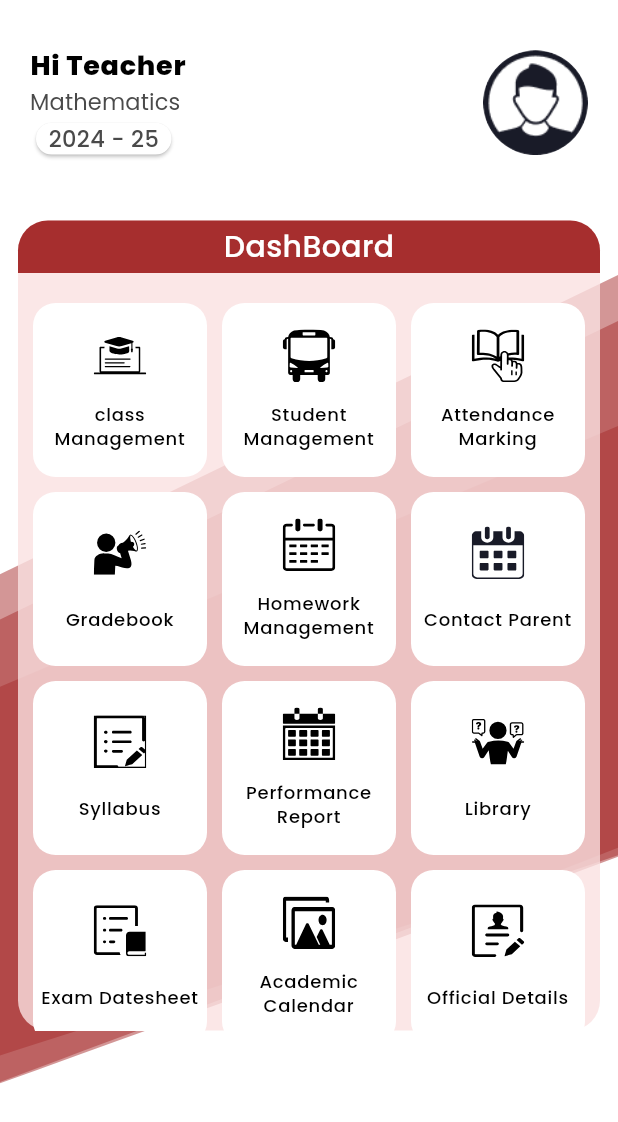
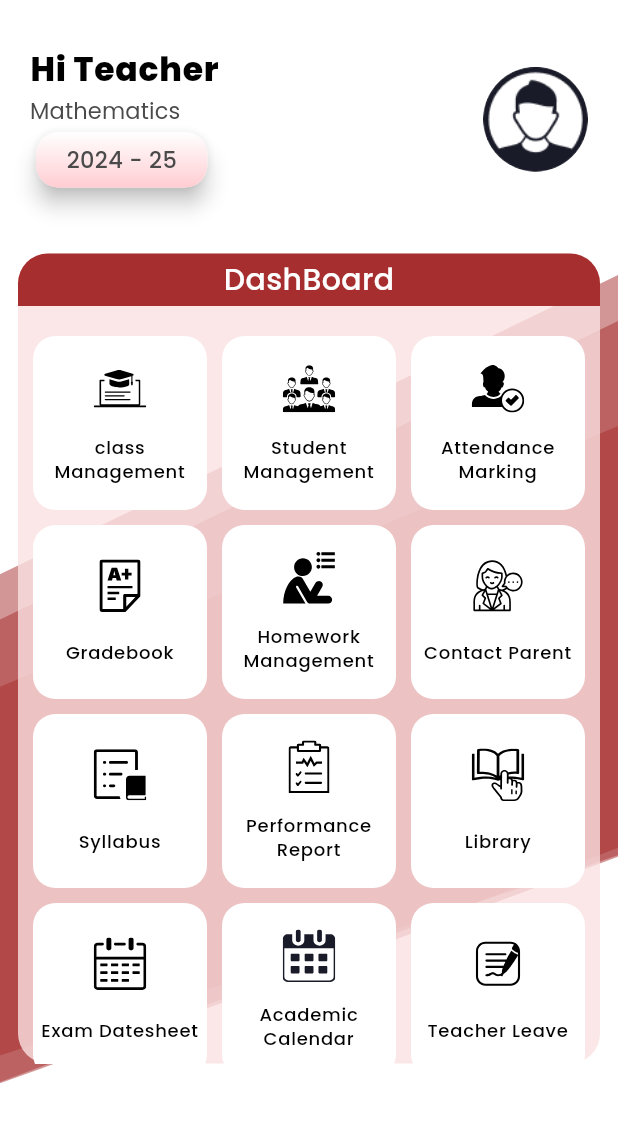
Before and after one commit to lrdpublicschooldevs/LRD-Public-School, a Flutter app: the screen it shows after launch, on a phone screen of 412 x 824 dp. Shown: the top 1122 px of the screen. Run offline on Flutter 3.47's test engine with Material 3 defaults, Android fonts, the phone set to English and light mode, and no system bars; our stand-ins replace dropdown_button2, expandable, flutter_svg, get, percent_indicator.

Commit message:
minor updates in teacher dashboard

```diff
--- a/lib/Config/images.dart
+++ b/lib/Config/images.dart
@@ -18,7 +18,7 @@ class AssetsIamge {
   static const dLibrarySVG = "$iconsPath/library.svg";
   static const dLogoutSVG = "$iconsPath/logout.svg";
   static const dNotificationSVG = "$iconsPath/notification.svg";
-  static const dOfficialDetailsSVG = "$iconsPath/officailDetails.svg";
+  static const dOfficialDetailsSVG = "$iconsPath/officialDetail.svg";
   static const dReportCardSVG = "$iconsPath/reportCard.svg";
   static const dStudentLeaveSVG = "$iconsPath/studentLeave.svg";
   static const dSyllabusSVG = "$iconsPath/syllabus.svg";
@@ -29,8 +29,11 @@ class AssetsIamge {
   static const tStdMngSVG = "$iconsPath/TDashboardIcon/stundentManagement.svg";
   static const tAttdMarkingSVG = "$iconsPath/TDashboardIcon/attendanceMarking.svg";
   static const tGradeBookSVG = "$iconsPath/TDashboardIcon/gradeBook.svg";
-  static const tHomeworkManagementSVG = "$iconsPath/TDashboardIcon/homeworkManagement.svg.svg";
+  static const tHomeworkMngSVG = "$iconsPath/TDashboardIcon/homeworkManagement.svg";
   static const tContactParentSVG = "$iconsPath/TDashboardIcon/contactParents.svg";
+  static const tPerformanceRprtSVG = "$iconsPath/TDashboardIcon/performance.svg";
+  static const tLeaveAplicationSVG = "$iconsPath/TDashboardIcon/application.svg";
+  static const tChangePasswordSVG = "$iconsPath/TDashboardIcon/changePassword.svg";
 
 // --- images path file ---
   static const forgotImg = "$imagesPath/forgot.png";
--- a/lib/Config/theme.dart
+++ b/lib/Config/theme.dart
@@ -24,7 +24,7 @@ var lightTheme = ThemeData(
     headlineLarge: TextStyle(fontSize: 36, color: textBold, fontFamily: "Poppins", fontWeight: FontWeight.w800),
     headlineMedium: TextStyle(fontSize: 32, color: textMedium, fontFamily: "Poppins", fontWeight: FontWeight.w600),
     headlineSmall: TextStyle(fontSize: 24, color: Color(0xFFAFAFAF), fontFamily: "Poppins", fontWeight: FontWeight.w600),
-    bodyLarge: TextStyle(fontSize: 18, color: textBold, fontFamily: "Poppins", fontWeight: FontWeight.w800),
+    bodyLarge: TextStyle(fontSize: 22, color: textBold, fontFamily: "Poppins", fontWeight: FontWeight.w800),
     bodyMedium: TextStyle(fontSize: 15, color: textMedium, fontFamily: "Poppins", fontWeight: FontWeight.w500),
     labelLarge: TextStyle(fontSize: 15, color: textMedium, fontFamily: "Poppins", fontWeight: FontWeight.w400),
     labelMedium: TextStyle(fontSize: 12, color: textBold, fontFamily: "Poppins", fontWeight: FontWeight.w500),
--- a/lib/Pages/TeacherPages/widgets/DashboardBody.dart
+++ b/lib/Pages/TeacherPages/widgets/DashboardBody.dart
@@ -63,39 +63,39 @@ class TDashboardBody extends StatelessWidget {
                     children: [
                       DashboardBox(
                           context, () {}, AssetsIamge.tClassMngSVG, "class Management"),
-                      DashboardBox(context, () {}, AssetsIamge.dTransportSVG,
+                      DashboardBox(context, () {}, AssetsIamge.tStdMngSVG,
                           "Student Management"),
                       DashboardBox(
-                          context, () {}, AssetsIamge.dLibrarySVG, "Attendance Marking"),
-                      DashboardBox(context, () {}, AssetsIamge.dNotificationSVG,
+                          context, () {}, AssetsIamge.tAttdMarkingSVG, "Attendance Marking"),
+                      DashboardBox(context, () {}, AssetsIamge.tGradeBookSVG,
                           "Gradebook"),
                       DashboardBox(context, () {
                         Get.to(ExamPage());
-                      }, AssetsIamge.dExamDatesheetSVG, "Homework Management"),
+                      }, AssetsIamge.tHomeworkMngSVG, "Homework Management"),
                       DashboardBox(context, () {},
-                          AssetsIamge.dAcademyCalenderSVG, "Contact Parent"),
+                          AssetsIamge.tContactParentSVG, "Contact Parent"),
                       DashboardBox(context, () {
                         Get.to(LeaveForm());
-                      }, AssetsIamge.dStudentLeaveSVG, "Syllabus "),
-                      DashboardBox(context, () {}, AssetsIamge.dTimeTableSVG,
+                      }, AssetsIamge.dSyllabusSVG, "Syllabus "),
+                      DashboardBox(context, () {}, AssetsIamge.tPerformanceRprtSVG,
                           "Performance Report"),
-                      DashboardBox(context, () {}, AssetsIamge.dAskDoubtSVG,
+                      DashboardBox(context, () {}, AssetsIamge.dLibrarySVG,
                           "Library"),
                       DashboardBox(
-                          context, () {}, AssetsIamge.dSyllabusSVG, "Exam Datesheet"),
+                          context, () {}, AssetsIamge.dExamDatesheetSVG, "Exam Datesheet"),
                       DashboardBox(
-                          context, () {}, AssetsIamge.dGallerySVG, "Academic Calendar"),
+                          context, () {}, AssetsIamge.dAcademyCalenderSVG, "Academic Calendar"),
                       DashboardBox(context, () {},
-                          AssetsIamge.dOfficialDetailsSVG, "Official Details"),
-                      DashboardBox(context, () {}, AssetsIamge.dClassTeacherSVG,
-                          "   Class\nTeachers"),
-                      DashboardBox(context, () {}, AssetsIamge.dReportCardSVG,
-                          "Report Card"),                      DashboardBox(context, () {},
-                          AssetsIamge.dOfficialDetailsSVG, "Official Details"),
-                      DashboardBox(context, () {}, AssetsIamge.dClassTeacherSVG,
-                          "   Class\nTeachers"),
-                      DashboardBox(context, () {}, AssetsIamge.dReportCardSVG,
-                          "Report Card"),
+                          AssetsIamge.tLeaveAplicationSVG, "Teacher Leave"),
+                      DashboardBox(context, () {}, AssetsIamge.dTimeTableSVG,
+                          "Time Table"),
+                      DashboardBox(context, () {}, AssetsIamge.dAskDoubtSVG,
+                          "Doubt Solving"),                      DashboardBox(context, () {},
+                          AssetsIamge.dGallerySVG, "Gallery"),
+                      DashboardBox(context, () {}, AssetsIamge.dOfficialDetailsSVG,
+                          " Official Details"),
+                      DashboardBox(context, () {}, AssetsIamge.tChangePasswordSVG,
+                          "Change password"),
                       DashboardBox(
                           context, () {}, AssetsIamge.dLogoutSVG, "Logout"),
                     ],
--- a/lib/Pages/TeacherPages/widgets/DashboardHeader.dart
+++ b/lib/Pages/TeacherPages/widgets/DashboardHeader.dart
@@ -26,11 +26,27 @@ class TDashboardHeader extends StatelessWidget {
                 style: Theme.of(context).textTheme.labelLarge,
               ),
               Card(
-                child: Text(
-                  "  2024 - 25  ",
-                  style: Theme.of(context).textTheme.bodyMedium,
+                elevation: 6,
+                shape: RoundedRectangleBorder(
+                  borderRadius: BorderRadius.circular(15),
+                ),
+                child: Container(
+                  decoration: BoxDecoration(
+                    borderRadius: BorderRadius.circular(15),
+                    gradient: LinearGradient(
+                      colors: [Colors.red.shade100, Colors.white],
+                      begin: Alignment.bottomCenter,
+                      end: Alignment.topCenter,
+                    ),
+                  ),
+                  padding: const EdgeInsets.symmetric(horizontal: 12, vertical: 8),
+                  child: Text(
+                    "  2024 - 25  ",
+                    style: Theme.of(context).textTheme.bodyMedium,
+                  ),
                 ),
               )
+
             ],
           ),
           Column(
--- a/lib/main.dart
+++ b/lib/main.dart
@@ -3,6 +3,8 @@ import 'package:get/get.dart';
 import 'package:myapp/Config/theme.dart';
 import 'package:myapp/Pages/TeacherPages/TDashboard/dashboard.dart';
 import 'package:myapp/Widgets/splash_screen.dart';
+
+import 'Pages/Student_profile/DashBoard/dashboard.dart';
 
 
 void main() {
```
